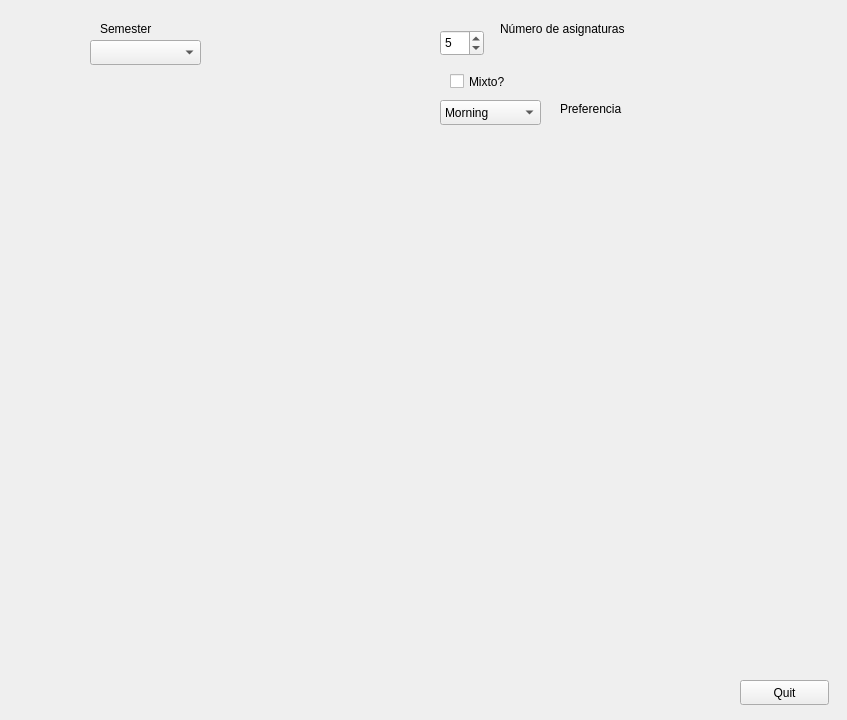
This is ui/MyForm.ui in DarkJaslo/Horaris-FIB as Qt 5 draws it before an edit. The edited form follows.
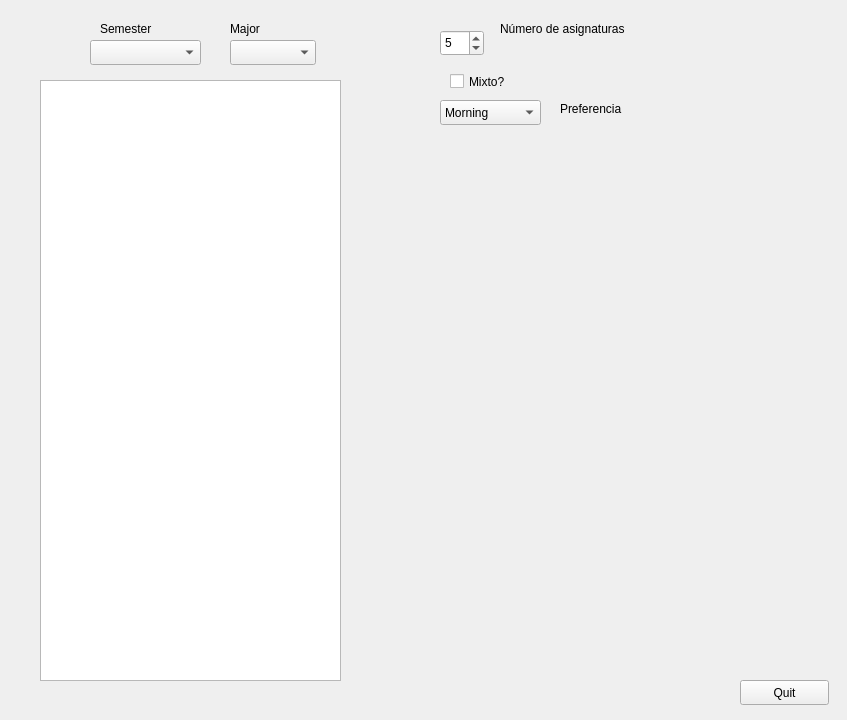
This is the edited form. Custom widgets are drawn as their Qt base class.

Commit message: added listWidget that shows subjects

Diff of the .ui file:
```diff
--- a/ui/MyForm.ui
+++ b/ui/MyForm.ui
@@ -145,6 +145,39 @@
     <string>Semester</string>
    </property>
   </widget>
+  <widget class="QListWidget" name="listWidget">
+   <property name="geometry">
+    <rect>
+     <x>40</x>
+     <y>80</y>
+     <width>301</width>
+     <height>601</height>
+    </rect>
+   </property>
+  </widget>
+  <widget class="MyComboBox" name="studiesComboBox">
+   <property name="geometry">
+    <rect>
+     <x>230</x>
+     <y>40</y>
+     <width>86</width>
+     <height>25</height>
+    </rect>
+   </property>
+  </widget>
+  <widget class="QLabel" name="majorLabel">
+   <property name="geometry">
+    <rect>
+     <x>230</x>
+     <y>20</y>
+     <width>67</width>
+     <height>17</height>
+    </rect>
+   </property>
+   <property name="text">
+    <string>Major</string>
+   </property>
+  </widget>
  </widget>
  <customwidgets>
   <customwidget>
```
